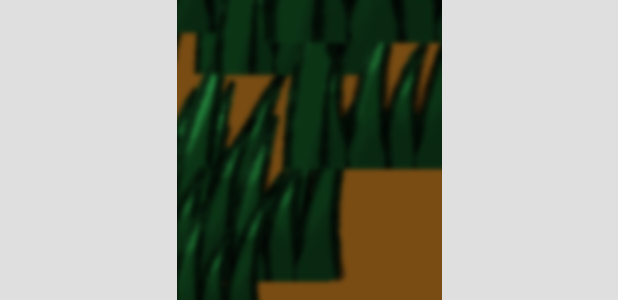
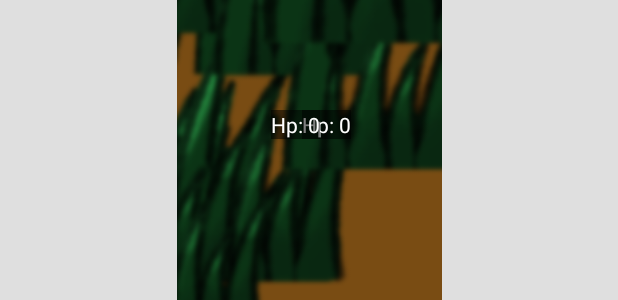
Before and after one commit to ZsomborHajzer/AppDev, an Android app built with Jetpack Compose: the layout fight_layout.xml on its own in the app's theme, with its tools: preview values and no code run, on a phone screen of 412 x 824 dp. Shown: the part 702-1002 px from the top of the screen. Run offline under Robolectric (Android 15) with nearby library versions, the phone set to English and light mode, and no system bars.

Commit message:
added NON TESTED new visual text indicators

```diff
--- a/app/src/main/java/com/example/notpokemon/Attack.kt
+++ b/app/src/main/java/com/example/notpokemon/Attack.kt
@@ -6,7 +6,7 @@ abstract class Attack () {
     open var imageResource = R.drawable.bite_animation
 
     //Basic attack function. Can be overridden and customised.
-    fun doAttack(attackingCreature: Creature, opposingCreature: Creature, attackModifier:Int) {
+    fun doAttack(attackingCreature: Creature, opposingCreature: Creature, attackModifier:Int): Double {
         val (advantage, disadvantage) = creatureTypeAdvantageCheck(attackingCreature, opposingCreature)
         var damage = damage + (attackModifier * 10)
 
@@ -19,6 +19,7 @@ abstract class Attack () {
 
         opposingCreature.takeDamage(damage)
         println("${attackingCreature.creatureName} used ${name} dealt $damage damage to ${opposingCreature.creatureName}")
+        return damage
     }
 
     fun creatureTypeAdvantageCheck(attackingCreature: Creature, opposingCreature: Creature): Pair<Boolean, Boolean> {
--- a/app/src/main/java/com/example/notpokemon/Creature.kt
+++ b/app/src/main/java/com/example/notpokemon/Creature.kt
@@ -16,8 +16,8 @@ abstract class Creature(open var attack: Attack) {
         incrementedId++
     }
 
-    fun attack(attackedCreature:Creature, damageModifier:Int){
-        this.attack.doAttack(this, attackedCreature, damageModifier)
+    fun attack(attackedCreature:Creature, damageModifier:Int): Double{
+        return this.attack.doAttack(this, attackedCreature, damageModifier)
     }
 
     fun takeDamage(damageAmount: Double){
--- a/app/src/main/java/com/example/notpokemon/Fight.kt
+++ b/app/src/main/java/com/example/notpokemon/Fight.kt
@@ -75,8 +75,8 @@ class Fight (val fighter1:Fighter, val fighter2: Fighter) : Fragment(R.layout.fi
     fun onAttack(attackingCreatureIndex: Int, defendingCreatureIndex:Int, attackMoveIndex:Int, attackModifierValue:Int){
         val attackPokemon = attackingPlayer.team[attackingCreatureIndex]
         val defencePokemon = defendingPlayer.team[defendingCreatureIndex]
-        attackPokemon.attack(defencePokemon, attackModifierValue)
-        AnimationCreator.attackAnimation(attackPokemon, defencePokemon).run()
+        val damage = attackPokemon.attack(defencePokemon, attackModifierValue)
+        AnimationCreator.attackAnimation(attackPokemon, defencePokemon, damage).run()
 
         notifyAttackIsFinished(defencePokemon.isDead())
     }
--- a/app/src/main/java/com/example/notpokemon/PlayableCharacter.kt
+++ b/app/src/main/java/com/example/notpokemon/PlayableCharacter.kt
@@ -2,6 +2,7 @@ package com.example.notpokemon
 
 import com.example.notpokemon.Board.Elements.SteppableTile
 import com.example.notpokemon.dataobjects.Player
+import com.example.notpokemon.views.BoardView
 
 
 class PlayableCharacter(startingSquare: SteppableTile, name: String, var icon:Int = R.drawable.low_res_tanuki) : Fighter(name) {
@@ -35,7 +36,9 @@ class PlayableCharacter(startingSquare: SteppableTile, name: String, var icon:In
                 return true
             }
             stepsTaken++;
+            BoardView.instance.updateStepsToGoText(totalSteps-stepsTaken)
         }
+
         return currentSquare.onTileStay(this)
     }
 
--- a/app/src/main/java/com/example/notpokemon/animations/Animation.kt
+++ b/app/src/main/java/com/example/notpokemon/animations/Animation.kt
@@ -20,6 +20,9 @@ abstract class Animation(protected val fight: Fight): Runnable {
     val player2CreaturesView = fight.requireView().findViewById<TableLayout>(R.id.secondFighterCreatures)
     val player1ActiveCreatureView = fight.requireView().findViewById<ImageView>(R.id.activeCreatureFighter1)
     val player2ActiveCreatureView = fight.requireView().findViewById<ImageView>(R.id.activeCreatureFighter2)
+    val activeAttackerHealth = fight.requireView().findViewById<TextView>(R.id.attackingCreatureHealth)
+    val activeDefenderHealth = fight.requireView().findViewById<TextView>(R.id.defendingCreatureHealth)
+    val attackDamageText = fight.requireView().findViewById<TextView>(R.id.damageText)
 
     protected var finished = false
     override fun run(){
--- a/app/src/main/java/com/example/notpokemon/animations/AnimationCreator.kt
+++ b/app/src/main/java/com/example/notpokemon/animations/AnimationCreator.kt
@@ -9,7 +9,7 @@ class AnimationCreator(val fight: Fight) {
         Companion.instance = this
     }
 
-    fun createAttackAnimation(attackingCreature:Creature, defendingCreature:Creature):ExecuteAttackAnimation{
+    fun createAttackAnimation(attackingCreature:Creature, defendingCreature:Creature, damage: Double):ExecuteAttackAnimation{
         return ExecuteAttackAnimation(fight, attackingCreature, defendingCreature)
     }
     fun createDeathAnimation():DeathAnimation{
@@ -22,7 +22,7 @@ class AnimationCreator(val fight: Fight) {
     // singleton
     companion object{
         lateinit var instance: AnimationCreator
-        fun attackAnimation(attackingCreature:Creature, defendingCreature:Creature): ExecuteAttackAnimation{
+        fun attackAnimation(attackingCreature:Creature, defendingCreature:Creature, damage:Double): ExecuteAttackAnimation{
             return instance.createAttackAnimation(attackingCreature, defendingCreature)
         }
 
--- a/app/src/main/res/layout/fight_layout.xml
+++ b/app/src/main/res/layout/fight_layout.xml
@@ -189,8 +189,10 @@
                 android:src="@drawable/grass_field"
                 app:layout_constraintBottom_toBottomOf="parent"
                 app:layout_constraintEnd_toEndOf="parent"
+                app:layout_constraintHorizontal_bias="0.0"
                 app:layout_constraintStart_toStartOf="parent"
-                app:layout_constraintTop_toTopOf="parent" />
+                app:layout_constraintTop_toTopOf="parent"
+                app:layout_constraintVertical_bias="0.0" />
 
             <ImageView
                 android:id="@+id/activeCreatureFighter1"
@@ -202,6 +204,18 @@
                 app:layout_constraintHorizontal_bias="0.12"
                 app:layout_constraintStart_toStartOf="@+id/battlemapImage"
                 app:layout_constraintTop_toTopOf="@+id/battlemapImage" />
+
+            <TextView
+                android:id="@+id/attackingCreatureHealth"
+                android:layout_width="wrap_content"
+                android:layout_height="wrap_content"
+                android:layout_marginTop="44dp"
+                android:background="#80000000"
+                android:text='Hp: 0'
+                android:textColor="#FFFFFF"
+                app:layout_constraintEnd_toEndOf="@+id/activeCreatureFighter1"
+                app:layout_constraintStart_toStartOf="@+id/activeCreatureFighter1"
+                app:layout_constraintTop_toBottomOf="@+id/activeCreatureFighter1" />
 
             <ImageView
                 android:id="@+id/activeCreatureFighter2"
@@ -215,16 +229,44 @@
                 app:layout_constraintStart_toStartOf="@+id/battlemapImage"
                 app:layout_constraintTop_toTopOf="@+id/battlemapImage" />
 
+            <TextView
+                android:id="@+id/defendingCreatureHealth"
+                android:layout_width="wrap_content"
+                android:layout_height="wrap_content"
+                android:layout_marginTop="44dp"
+                android:background="#80000000"
+                android:text="Hp: 0"
+                android:textColor="#FFFFFF"
+                app:layout_constraintEnd_toEndOf="@+id/activeCreatureFighter2"
+                app:layout_constraintHorizontal_bias="0.508"
+                app:layout_constraintStart_toStartOf="@+id/activeCreatureFighter2"
+                app:layout_constraintTop_toBottomOf="@+id/activeCreatureFighter2" />
+
             <pl.droidsonroids.gif.GifImageView
                 android:id="@+id/attackView"
                 android:layout_width="300dp"
                 android:layout_height="300dp"
+                android:visibility="invisible"
                 app:layout_constraintBottom_toBottomOf="parent"
                 app:layout_constraintEnd_toEndOf="@+id/activeCreatureFighter2"
                 app:layout_constraintHorizontal_bias="0.9"
                 app:layout_constraintStart_toEndOf="@+id/activeCreatureFighter1"
                 app:layout_constraintTop_toTopOf="@+id/battlemapImage"
                 tools:srcCompat="@tools:sample/avatars" />
+
+            <TextView
+                android:id="@+id/damageText"
+                android:layout_width="wrap_content"
+                android:layout_height="wrap_content"
+                android:background="#000000"
+                android:text="damage: 0"
+                android:textColor="#E40A0A"
+                android:textSize="30sp"
+                app:layout_constraintBottom_toBottomOf="@+id/battlemapImage"
+                app:layout_constraintEnd_toStartOf="@+id/activeCreatureFighter2"
+                app:layout_constraintStart_toEndOf="@+id/activeCreatureFighter1"
+                app:layout_constraintTop_toBottomOf="@+id/attackView"
+                app:layout_constraintVertical_bias="0.19" />
 
         </androidx.constraintlayout.widget.ConstraintLayout>
 
```
Also changed, not shown: app/src/main/java/com/example/notpokemon/animations/ExecuteAttackAnimation.kt (+13 -1 lines), app/src/main/java/com/example/notpokemon/views/BoardView.kt (+18 -0 lines), app/src/main/res/layout/game_board_activity.xml (+12 -0 lines).
